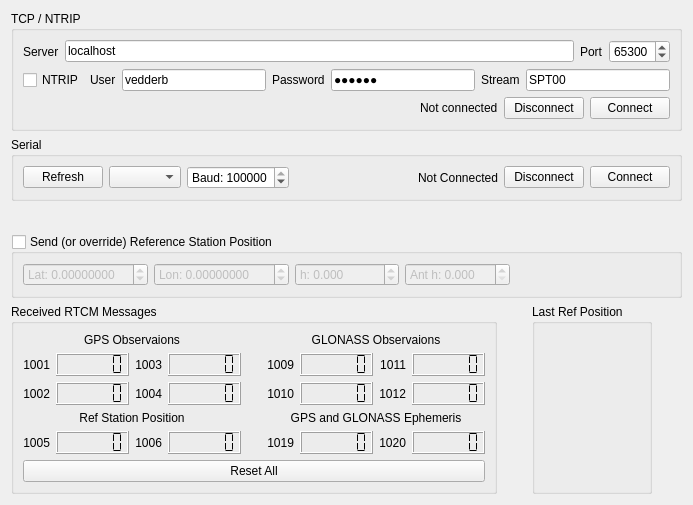
The window that Linux/RC_Car_Tool/rtcmwidget.ui (vedderb/rise_sdvp) describes before a commit, drawn with Qt 5.
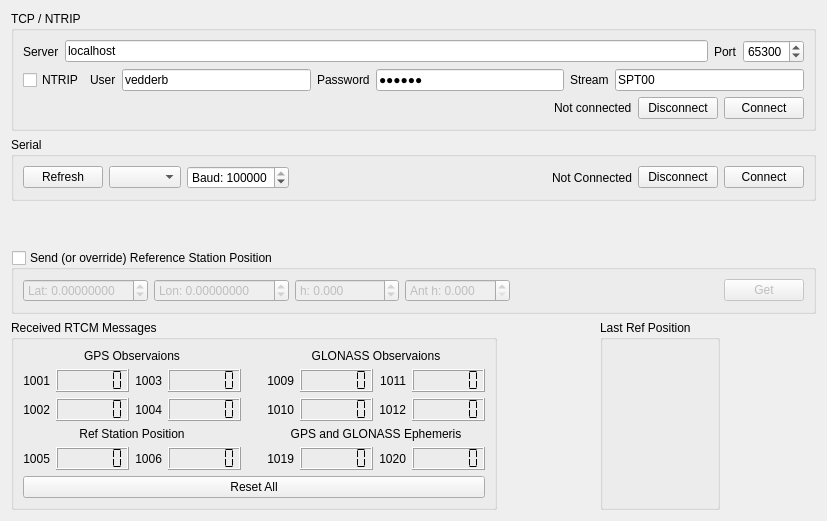
The same window after the commit.

Commit message: Base station tab, NMEA height fix, js renaming to ps4, NS-RAW conf tool

```diff
--- a/Linux/RC_Car_Tool/rtcmwidget.ui
+++ b/Linux/RC_Car_Tool/rtcmwidget.ui
@@ -6,8 +6,8 @@
    <rect>
     <x>0</x>
     <y>0</y>
-    <width>693</width>
-    <height>505</height>
+    <width>827</width>
+    <height>521</height>
    </rect>
   </property>
   <property name="windowTitle">
@@ -341,6 +341,13 @@
         </property>
        </spacer>
       </item>
+      <item>
+       <widget class="QPushButton" name="refGetButton">
+        <property name="text">
+         <string>Get</string>
+        </property>
+       </widget>
+      </item>
      </layout>
     </widget>
    </item>
```
The commit also changes 22 other files.
